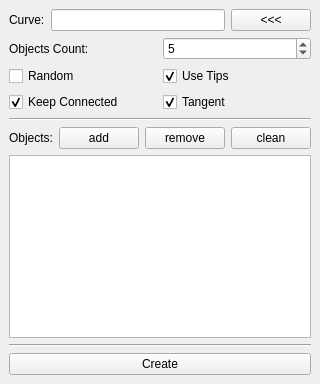
This is general/curveScatter/curveScatter.ui in skarone/PipeL as Qt 5 draws it before an edit. The edited form follows.
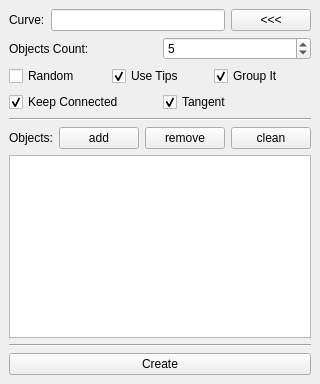
This is the edited form.

Commit message: Scatter Cuve UI finished

Patch:
```diff
--- a/general/curveScatter/curveScatter.ui
+++ b/general/curveScatter/curveScatter.ui
@@ -91,6 +91,16 @@
         </property>
        </widget>
       </item>
+      <item>
+       <widget class="QCheckBox" name="groupIt_chb">
+        <property name="text">
+         <string>Group It</string>
+        </property>
+        <property name="checked">
+         <bool>true</bool>
+        </property>
+       </widget>
+      </item>
      </layout>
     </item>
     <item>
```
The commit also changes 2 other files.
